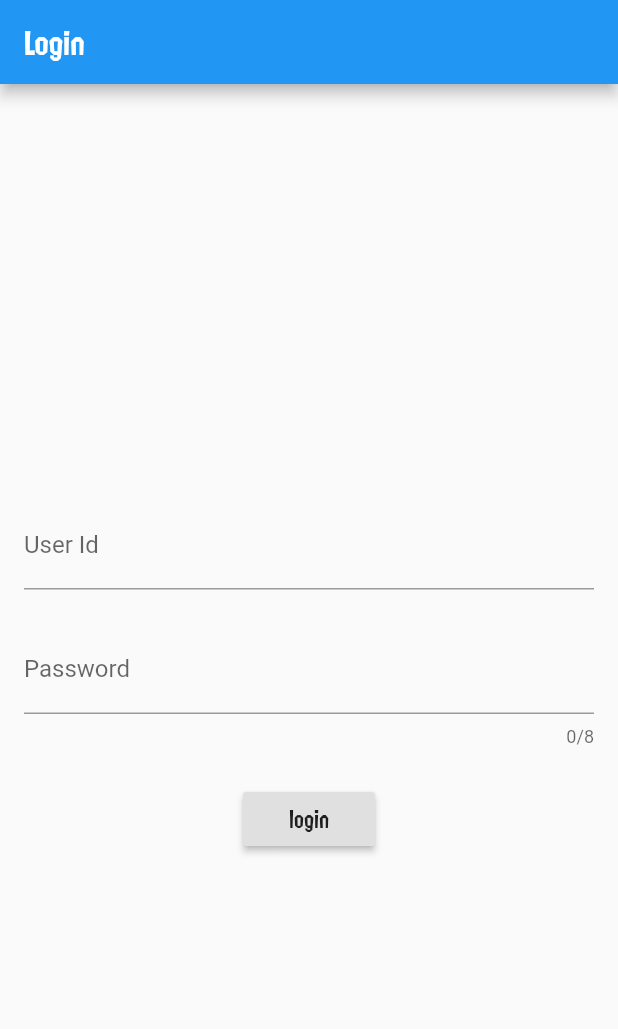
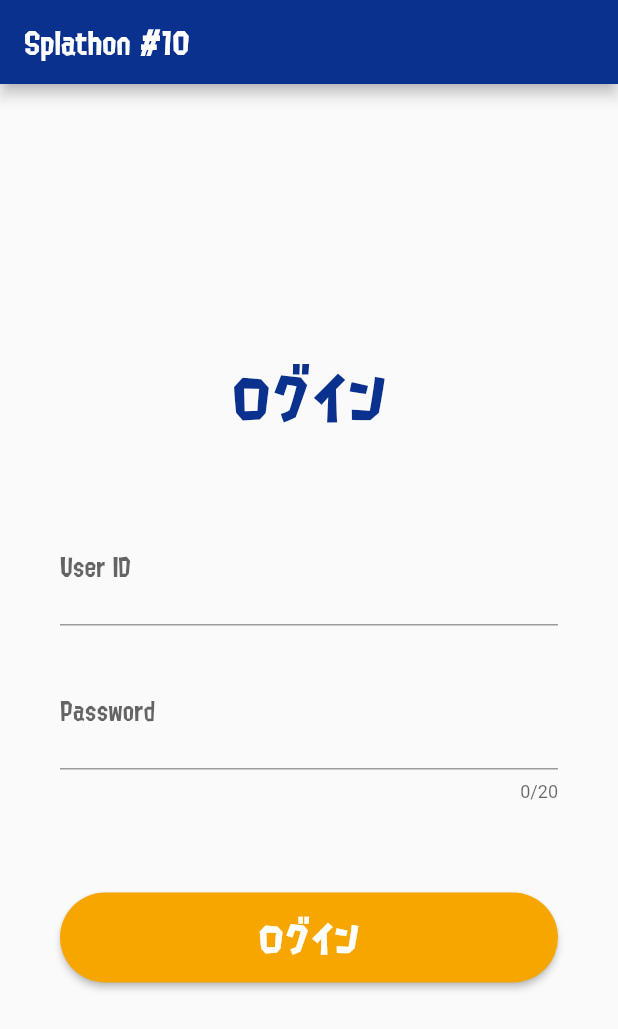
Before and after one commit to splathon/splathon-client, a Flutter app: the screen it shows after launch, on a phone screen of 412 x 824 dp. Shown: the top 1029 px of the screen. Run offline on Flutter 3.47's test engine with Material 2 defaults, Android fonts, the phone set to English and light mode, and no system bars.

Commit message:
:art: implement view design for login

```diff
--- a/lib/views/login.dart
+++ b/lib/views/login.dart
@@ -7,38 +7,74 @@ class Login extends StatefulWidget {
 }
 
 class _LoginState extends State<Login> {
+
+static const TextStyle _labelStyle = TextStyle(
+  fontFamily: 'Splatfont',
+);
+static const TextStyle _hintStyle = TextStyle(
+  fontFamily: 'Splatfont',
+  color: Color.fromRGBO(211, 211, 211, 1),
+);
+
   @override
   Widget build(BuildContext context) {
     return new Scaffold(
       appBar: new AppBar(
-        title: SplaText("Login"),
+        title: SplaText('Splathon #10'),
+        backgroundColor: Color.fromRGBO(11, 49, 143, 1),
       ),
       body: new Center(
         child: new Form(
           child: new SingleChildScrollView(
-            padding: const EdgeInsets.symmetric(horizontal: 16.0),
+            padding: const EdgeInsets.symmetric(horizontal: 40.0),
             child: new Column(
               crossAxisAlignment: CrossAxisAlignment.stretch,
               children: <Widget>[
-                const SizedBox(height: 24.0),
+                Center(child:
+                  Text('ログイン',
+                    style: TextStyle(
+                      fontFamily: 'Splatfont',
+                      fontSize: 40,
+                      color: Color.fromRGBO(11, 49, 143, 1),
+                    ),
+                  ),
+                ),
+                const SizedBox(height: 40.0),
                 new TextFormField(
                   decoration: const InputDecoration(
                     border: const UnderlineInputBorder(),
-                    labelText: 'User Id',
+                    labelText: 'User ID',
+                    labelStyle: _labelStyle,
+                    hintText: 'splathon#10',
+                    hintStyle: _hintStyle,
                   ),
                 ),
                 const SizedBox(height: 24.0),
                 new TextFormField(
-                  maxLength: 8,
+                  maxLength: 20,
                   decoration: new InputDecoration(
                     border: const UnderlineInputBorder(),
                     labelText: 'Password',
+                    labelStyle: _labelStyle,
+                    hintText: '2525splatoon',
+                    hintStyle: _hintStyle,
                   ),
                 ),
-                const SizedBox(height: 24.0),
-                new Center(
+                const SizedBox(height: 60.0),
+                new Container(
+                  height: 60,
                   child: new RaisedButton(
-                    child: SplaText('login'),
+                    color: Color.fromRGBO(247, 166, 0, 1),
+                    shape: RoundedRectangleBorder(
+                      borderRadius: BorderRadius.all(Radius.circular(30.0))
+                    ),
+                    child: Text('ログイン',
+                      style: TextStyle(
+                        fontFamily: 'Splatfont',
+                        fontSize: 26,
+                        color: Colors.white,
+                      ),
+                    ),
                     onPressed: () {
                       // TODO: Implement login function
                       // とりあえず何もせず遷移させる
```
